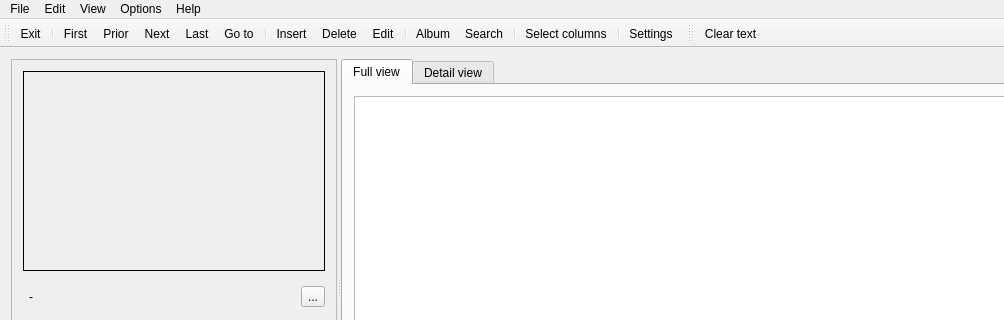
Before: the Qt Designer form Forms/CMain.ui in skynowa/xxxdb, drawn with Qt 5; both pictures show x 0 to 1004 and y 0 to 320 of the 1110 by 547 pixel window.
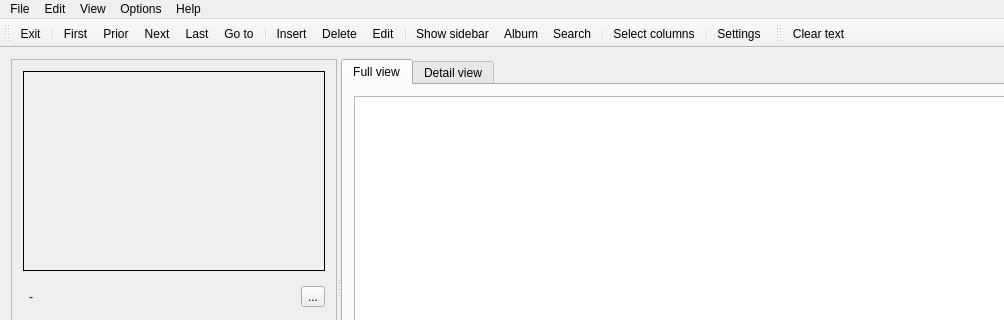
After: the same form once the commit is applied. Icons and pictures are not drawn. Custom widgets are drawn as their Qt base class.

Commit message: Resources: add sidebar icon

The edit to the form file:
```diff
--- a/Forms/CMain.ui
+++ b/Forms/CMain.ui
@@ -6,7 +6,7 @@
    <rect>
     <x>0</x>
     <y>0</y>
-    <width>1104</width>
+    <width>1108</width>
     <height>547</height>
    </rect>
   </property>
@@ -3286,6 +3286,7 @@
    <addaction name="actEdit_Delete"/>
    <addaction name="actEdit_Edit"/>
    <addaction name="separator"/>
+   <addaction name="actView_Sidebar"/>
    <addaction name="actView_Album"/>
    <addaction name="actFind_Search"/>
    <addaction name="separator"/>
```
Left out of the diff: 6 changed lines with no effect on the pictures. The commit also changes 2 other files.
